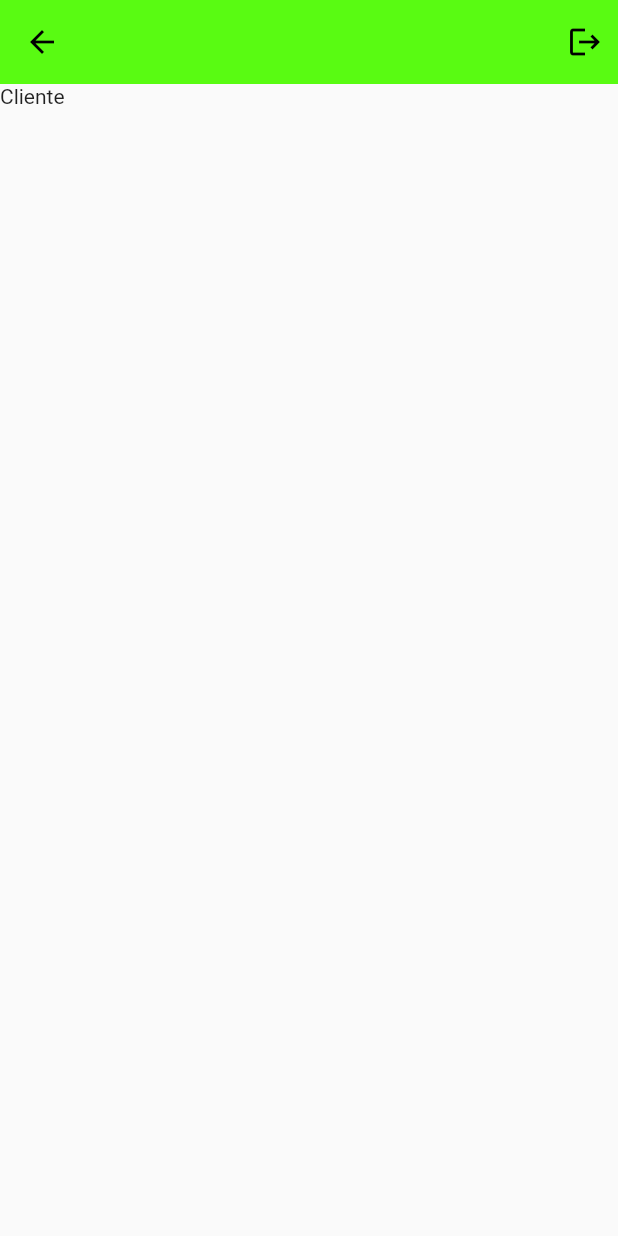
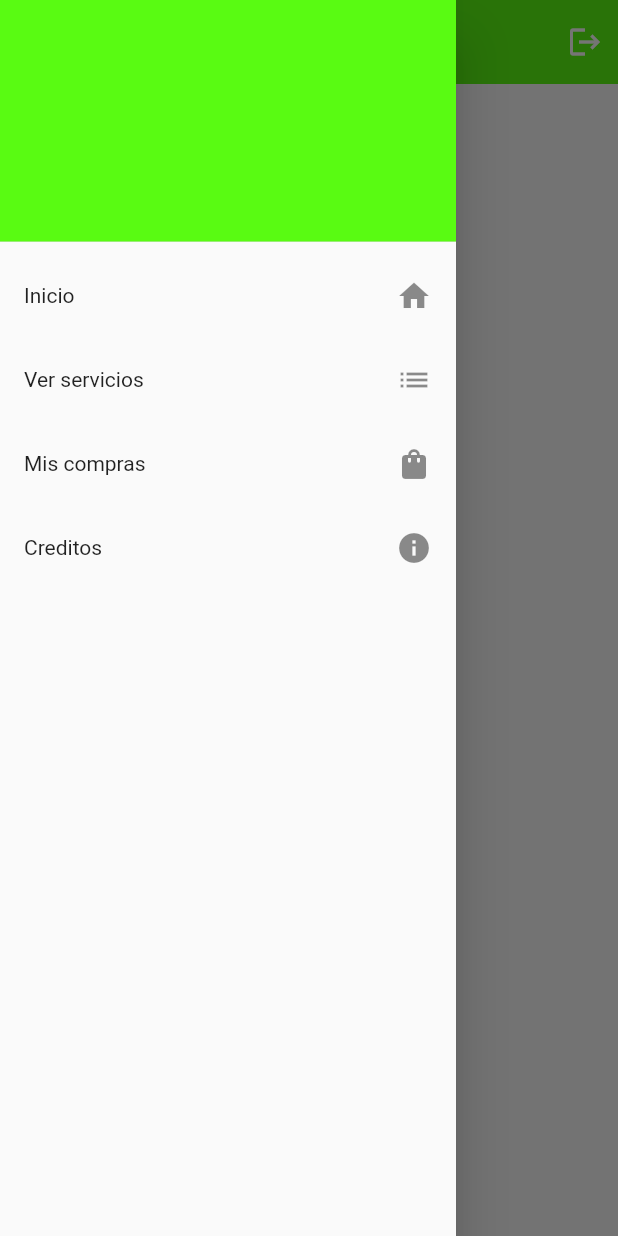
Before and after one commit to eduardo99ja/ex_t1_app_flutter, a Flutter app: the ClientHomePage screen opened by its route, with the side drawer open (before the commit the screen has no drawer), on a phone screen of 412 x 824 dp. Run offline on Flutter 3.47's test engine with Material 2 defaults, Android fonts, the light colour scheme and no system bars; our stand-ins replace firebase_auth, firebase_core, firebase_database, firebase_storage, flutter_custom_clippers, geolocator and 4 more; missing offline and left inert: ndialog; accounts and stored records are empty; statements that could not run were skipped.

Commit message:
feat: List services to Client

```diff
--- /dev/null
+++ b/lib/src/pages/client/home/client_home_controller.dart
@@ -0,0 +1,46 @@
+import 'package:flutter/material.dart';
+
+import 'package:ex_t1_app/src/models/user.dart';
+
+import 'package:ex_t1_app/src/utils/shared_pref.dart';
+
+class ClientHomeController {
+  late BuildContext context;
+  SharedPref _sharedPref = SharedPref();
+  GlobalKey<ScaffoldState> key = GlobalKey<ScaffoldState>();
+  late Function refresh;
+  User? user;
+
+  Future? init(BuildContext context, Function refresh) async {
+    this.context = context;
+    this.refresh = refresh;
+    user = User.fromJson(await _sharedPref.read('user'));
+
+    getCategories();
+    refresh();
+  }
+
+  void getCategories() async {
+    refresh();
+  }
+
+  void openDrawer() {
+    key.currentState!.openDrawer();
+  }
+
+  goToRoles() {
+    Navigator.pushNamedAndRemoveUntil(context, 'roles', (route) => false);
+  }
+
+  void goToList() {
+    Navigator.pushNamed(context, 'client/services/list');
+  }
+
+  void goToCredits() {
+    Navigator.pushNamed(context, 'credits');
+  }
+
+  void goToHome() {
+    Navigator.pushNamed(context, 'client/home');
+  }
+}
--- a/lib/src/pages/client/home/client_home_page.dart
+++ b/lib/src/pages/client/home/client_home_page.dart
@@ -1,5 +1,9 @@
+import 'package:ex_t1_app/src/pages/client/home/client_home_controller.dart';
+import 'package:ex_t1_app/src/pages/seller/seller_home_controller.dart';
 import 'package:ex_t1_app/src/providers/auth_provider.dart';
+import 'package:ex_t1_app/src/utils/my_colors.dart';
 import 'package:flutter/material.dart';
+import 'package:flutter/scheduler.dart';
 
 class ClientHomePage extends StatefulWidget {
   const ClientHomePage({Key? key}) : super(key: key);
@@ -9,34 +13,122 @@ class ClientHomePage extends StatefulWidget {
 }
 
 class _ClientHomePageState extends State<ClientHomePage> {
+  ClientHomeController _con = ClientHomeController();
   late AuthProvider _authProvider;
   @override
   void initState() {
     super.initState();
-    _authProvider = AuthProvider();
+    SchedulerBinding.instance!.addPostFrameCallback((timeStamp) {
+      _con.init(context, refresh);
+    });
+    _authProvider = new AuthProvider();
   }
 
   @override
   Widget build(BuildContext context) {
     return Scaffold(
+      key: _con.key,
       appBar: AppBar(
+        automaticallyImplyLeading: false,
+        flexibleSpace: Column(
+          children: [
+            SizedBox(height: 40),
+            _menuDrawer(),
+          ],
+        ),
         actions: [
           GestureDetector(
             onTap: () async {
               await _authProvider.signOut();
-              Navigator.pushNamedAndRemoveUntil(
-                  context, 'roles', (route) => false);
+              Navigator.pushNamedAndRemoveUntil(context, 'roles', (route) => false);
             },
             child: Container(
               margin: EdgeInsets.only(right: 10),
-              child: Icon(Icons.logout),
+              child: Icon(
+                Icons.logout,
+                color: Colors.white,
+              ),
             ),
           )
         ],
       ),
+      drawer: _drawer(),
       body: Container(
-        child: Text('Cliente'),
+        child: Text('Comprador'),
       ),
     );
   }
+
+  Widget _menuDrawer() => GestureDetector(
+        onTap: _con.openDrawer,
+        child: Container(
+          margin: EdgeInsets.only(left: 20.0),
+          alignment: Alignment.centerLeft,
+          child: Image.asset(
+            'assets/img/menu.png',
+            width: 20.0,
+            height: 20.0,
+          ),
+        ),
+      );
+  Widget _drawer() => Drawer(
+        child: ListView(
+          padding: EdgeInsets.zero,
+          children: [
+            DrawerHeader(
+              decoration: BoxDecoration(color: MyColors.primaryColor),
+              child: Column(
+                crossAxisAlignment: CrossAxisAlignment.center,
+                mainAxisAlignment: MainAxisAlignment.center,
+                children: [
+                  Text(
+                    '${_con.user?.name ?? ''} ${_con.user?.lastname ?? ''}',
+                    style: TextStyle(
+                      fontSize: 20.0,
+                      color: Colors.white,
+                      fontWeight: FontWeight.bold,
+                    ),
+                    maxLines: 1,
+                  ),
+                  SizedBox(
+                    height: 10.0,
+                  ),
+                  Text(
+                    _con.user?.email ?? '',
+                    style: TextStyle(
+                      fontSize: 18.0,
+                      color: Colors.white70,
+                      fontWeight: FontWeight.bold,
+                      fontStyle: FontStyle.italic,
+                    ),
+                    maxLines: 1,
+                  ),
+                ],
+              ),
+            ),
+            ListTile(
+              onTap: _con.goToHome,
+              title: Text('Inicio'),
+              trailing: Icon(Icons.home),
+            ),
+            ListTile(
+              onTap: _con.goToList,
+              title: Text('Ver servicios'),
+              trailing: Icon(Icons.list),
+            ),
+            ListTile(
+                onTap: _con.goToList,
+                title: Text('Mis compras'),
+                trailing: Icon(Icons.shopping_bag)),
+            ListTile(
+              title: Text('Creditos'),
+              trailing: Icon(Icons.info),
+              onTap: _con.goToCredits,
+            ),
+          ],
+        ),
+      );
+  refresh() {
+    setState(() {});
+  }
 }
```
Also changed, not shown: lib/main.dart (+5 -6 lines), lib/src/pages/client/services/cliente_services_list.dart (added, +219 -0 lines), lib/src/pages/login/login_controller.dart (+12 -20 lines).
